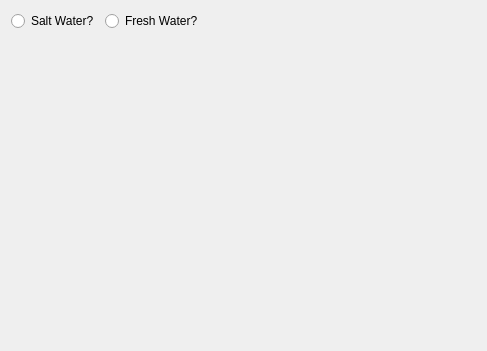
Before: the Qt Designer form Calculators/PressureDepth/Depth/Page.ui in towel42-com/SCUBA-Calculator, drawn with Qt 5.
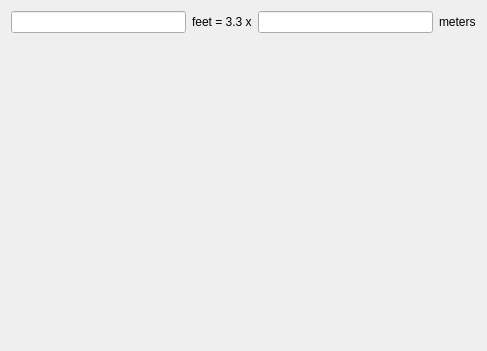
After: the same form once the commit is applied.

The edit to the form file:
```diff
--- a/Calculators/PressureDepth/Depth/Page.ui
+++ b/Calculators/PressureDepth/Depth/Page.ui
@@ -17,31 +17,24 @@
    <item>
     <layout class="QHBoxLayout" name="horizontalLayout">
      <item>
-      <widget class="QRadioButton" name="saltwater">
-       <property name="text">
-        <string>Salt Water?</string>
-       </property>
-      </widget>
+      <widget class="QLineEdit" name="feet"/>
      </item>
      <item>
-      <widget class="QRadioButton" name="freshWater">
+      <widget class="QLabel" name="label">
        <property name="text">
-        <string>Fresh Water?</string>
+        <string>feet = 3.3 x</string>
        </property>
       </widget>
      </item>
      <item>
-      <spacer name="horizontalSpacer">
-       <property name="orientation">
-        <enum>Qt::Orientation::Horizontal</enum>
+      <widget class="QLineEdit" name="meters"/>
+     </item>
+     <item>
+      <widget class="QLabel" name="label_2">
+       <property name="text">
+        <string>meters</string>
        </property>
-       <property name="sizeHint" stdset="0">
-        <size>
-         <width>40</width>
-         <height>20</height>
-        </size>
-       </property>
-      </spacer>
+      </widget>
      </item>
     </layout>
    </item>
```
Left out of the diff: 4 changed lines with no effect on the pictures.
